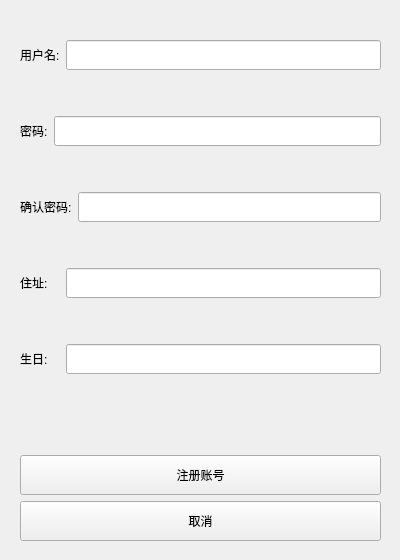
ExTNT/JLU_CppProject, file QQSignUp.ui: the form before one commit.
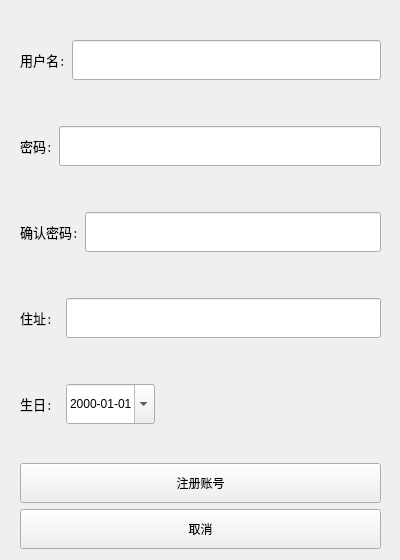
The form after the commit.

Diff of the .ui file:
```diff
--- a/QQSignUp.ui
+++ b/QQSignUp.ui
@@ -31,7 +31,7 @@
      <x>0</x>
      <y>0</y>
      <width>401</width>
-     <height>561</height>
+     <height>569</height>
     </rect>
    </property>
    <layout class="QVBoxLayout" name="verticalLayout">
@@ -57,6 +57,12 @@
       </property>
       <item>
        <widget class="QLabel" name="name_lab">
+        <property name="font">
+         <font>
+          <family>Noto Sans Mono CJK SC</family>
+          <pointsize>10</pointsize>
+         </font>
+        </property>
         <property name="text">
          <string>用户名:</string>
         </property>
@@ -67,7 +73,7 @@
         <property name="minimumSize">
          <size>
           <width>0</width>
-          <height>30</height>
+          <height>40</height>
          </size>
         </property>
        </widget>
@@ -84,6 +90,12 @@
       </property>
       <item>
        <widget class="QLabel" name="mima_lab">
+        <property name="font">
+         <font>
+          <family>Noto Sans Mono CJK SC</family>
+          <pointsize>10</pointsize>
+         </font>
+        </property>
         <property name="text">
          <string>密码:</string>
         </property>
@@ -94,7 +106,7 @@
         <property name="minimumSize">
          <size>
           <width>0</width>
-          <height>30</height>
+          <height>40</height>
          </size>
         </property>
        </widget>
@@ -111,6 +123,12 @@
       </property>
       <item>
        <widget class="QLabel" name="qvrf_lab">
+        <property name="font">
+         <font>
+          <family>Noto Sans Mono CJK SC</family>
+          <pointsize>10</pointsize>
+         </font>
+        </property>
         <property name="text">
          <string>确认密码:</string>
         </property>
@@ -121,7 +139,7 @@
         <property name="minimumSize">
          <size>
           <width>0</width>
-          <height>30</height>
+          <height>40</height>
          </size>
         </property>
        </widget>
@@ -144,6 +162,12 @@
           <height>0</height>
          </size>
         </property>
+        <property name="font">
+         <font>
+          <family>Noto Sans Mono CJK SC</family>
+          <pointsize>10</pointsize>
+         </font>
+        </property>
         <property name="text">
          <string>住址:</string>
         </property>
@@ -154,7 +178,7 @@
         <property name="minimumSize">
          <size>
           <width>0</width>
-          <height>30</height>
+          <height>40</height>
          </size>
         </property>
        </widget>
@@ -177,21 +201,46 @@
           <height>0</height>
          </size>
         </property>
+        <property name="font">
+         <font>
+          <family>Noto Sans Mono CJK SC</family>
+          <pointsize>10</pointsize>
+         </font>
+        </property>
         <property name="text">
          <string>生日:</string>
         </property>
        </widget>
       </item>
       <item>
-       <widget class="QLineEdit" name="birth_ldt">
+       <widget class="QDateEdit" name="dateEdit">
         <property name="minimumSize">
          <size>
           <width>0</width>
-          <height>30</height>
+          <height>40</height>
          </size>
         </property>
+        <property name="displayFormat">
+         <string>yyyy-MM-dd</string>
+        </property>
+        <property name="calendarPopup">
+         <bool>true</bool>
+        </property>
        </widget>
       </item>
+      <item>
+       <spacer name="horizontalSpacer">
+        <property name="orientation">
+         <enum>Qt::Horizontal</enum>
+        </property>
+        <property name="sizeHint" stdset="0">
+         <size>
+          <width>40</width>
+          <height>20</height>
+         </size>
+        </property>
+       </spacer>
+      </item>
      </layout>
     </item>
     <item>
```
